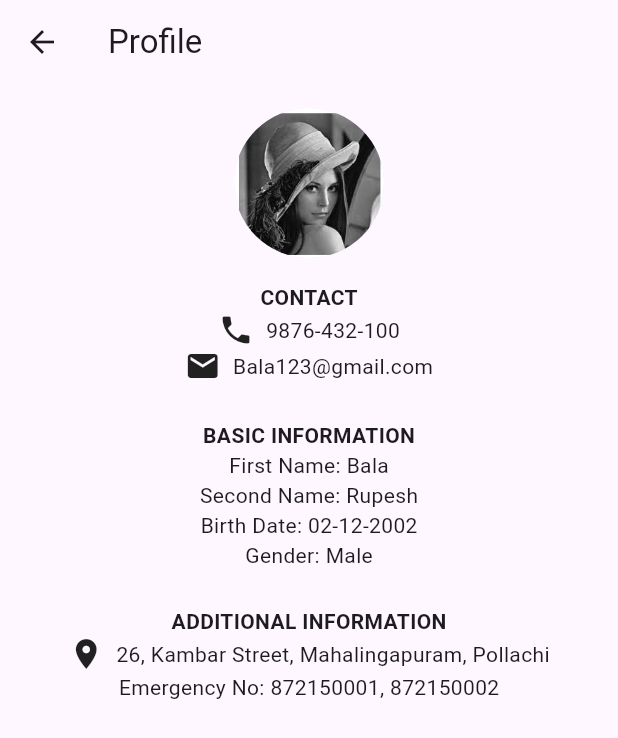
After one commit to preetham-fernandes/ShiftSmart-AI, a Flutter app: the ProfileScreen screen opened directly, on a phone screen of 412 x 824 dp. The commit adds this screen. Shown: the top 738 px of the screen. Run offline on Flutter 3.47's test engine with Material 3 defaults, Android fonts, the phone set to English and light mode, and no system bars.

Commit message:
first update

```diff
--- /dev/null
+++ b/bitnbuild/lib/profilescreen.dart
@@ -0,0 +1,130 @@
+import 'package:flutter/material.dart';
+
+class ProfileScreen extends StatelessWidget {
+  const ProfileScreen({super.key}); // Ensure the constructor is const
+
+  @override
+  Widget build(BuildContext context) {
+    return Scaffold(
+      appBar: AppBar(
+        title: const Text('Profile'),
+      ),
+      body: SingleChildScrollView(
+        child: Padding(
+          padding: const EdgeInsets.all(16.0),
+          child: Column(
+            crossAxisAlignment: CrossAxisAlignment.center, // Center align all elements
+            children: [
+              // Profile Image
+              CircleAvatar(
+                radius: 50.0,
+                backgroundImage: AssetImage('assets/girl.jpg'), // Replace with your image path
+              ),
+              const SizedBox(height: 16.0),
+
+              // Contact Information
+              const Text(
+                'CONTACT',
+                style: TextStyle(fontWeight: FontWeight.bold),
+              ),
+              Center(
+                child: Row(
+                  mainAxisAlignment: MainAxisAlignment.center, // Center align row
+                  children: [
+                    const Icon(Icons.phone),
+                    const SizedBox(width: 8.0),
+                    Text('9876-432-100'),
+                  ],
+                ),
+              ),
+              Center(
+                child: Row(
+                  mainAxisAlignment: MainAxisAlignment.center, // Center align row
+                  children: [
+                    const Icon(Icons.email),
+                    const SizedBox(width: 8.0),
+                    Text('Bala123@gmail.com'),
+                  ],
+                ),
+              ),
+
+              // Add spacing after Contact Information
+              const SizedBox(height: 24.0), // Add spacing between sections
+
+              // Basic Information
+              const Text(
+                'BASIC INFORMATION',
+                style: TextStyle(fontWeight: FontWeight.bold),
+              ),
+              Center(
+                child: Row(
+                  mainAxisAlignment: MainAxisAlignment.center, // Center align row
+                  children: [
+                    const Text('First Name: '),
+                    Text('Bala'),
+                  ],
+                ),
+              ),
+              Center(
+                child: Row(
+                  mainAxisAlignment: MainAxisAlignment.center, // Center align row
+                  children: [
+                    const Text('Second Name: '),
+                    Text('Rupesh'),
+                  ],
+                ),
+              ),
+              Center(
+                child: Row(
+                  mainAxisAlignment: MainAxisAlignment.center, // Center align row
+                  children: [
+                    const Text('Birth Date: '),
+                    Text('02-12-2002'),
+                  ],
+                ),
+              ),
+              Center(
+                child: Row(
+                  mainAxisAlignment: MainAxisAlignment.center, // Center align row
+                  children: [
+                    const Text('Gender: '),
+                    Text('Male'),
+                  ],
+                ),
+              ),
+
+              // Add spacing after Basic Information
+              const SizedBox(height: 24.0), // Add spacing between sections
+
+              // Additional Information
+              const Text(
+                'ADDITIONAL INFORMATION',
+                style: TextStyle(fontWeight: FontWeight.bold),
+              ),
+              Center(
+                child: Row(
+                  mainAxisAlignment: MainAxisAlignment.center, // Center align row
+                  children: [
+                    const Icon(Icons.location_on),
+                    const SizedBox(width: 8.0),
+                    Text('26, Kambar Street, Mahalingapuram, Pollachi'),
+                  ],
+                ),
+              ),
+              Center(
+                child: Row(
+                  mainAxisAlignment: MainAxisAlignment.center, // Center align row
+                  children: [
+                    const Text('Emergency No: '),
+                    Text('872150001, 872150002'),
+                  ],
+                ),
+              ),
+            ],
+          ),
+        ),
+      ),
+      // Removed bottomNavigationBar
+    );
+  }
+}
```
Also changed, not shown: bitnbuild/lib/applyleave.dart (added, +138 -0 lines), bitnbuild/lib/dashboard.dart (+40 -1 lines), bitnbuild/lib/leave.dart (added, +151 -0 lines), bitnbuild/lib/payroll.dart (added, +216 -0 lines), bitnbuild/lib/profile.dart (+17 -1 lines).
